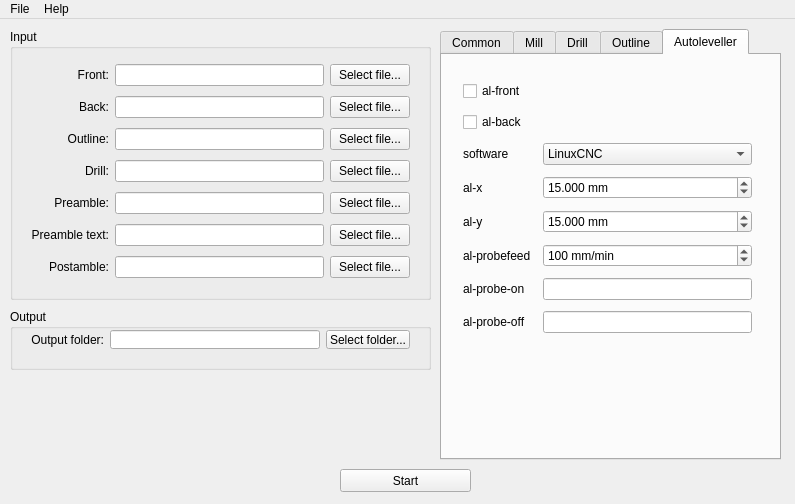
pcb2gcode/pcb2gcodeGUI, file mainwindow.ui: the form before one commit.
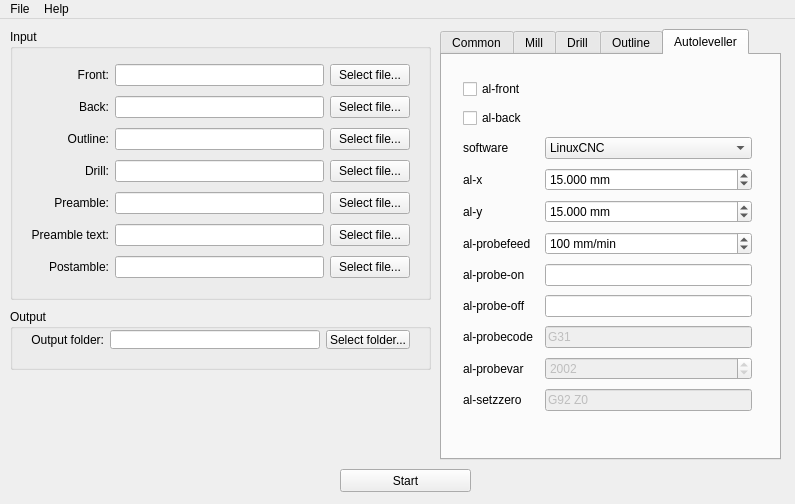
The form after the commit. The open tabs and pages were chosen to show the change.

Commit message: Added custom software command line options  * Replaced "TurboCNC" with "custom" in softwareComboBox  * Added "al-probecode"  * Added "al-probevar"  * Added "al-setzzero"

```diff
--- a/mainwindow.ui
+++ b/mainwindow.ui
@@ -1040,7 +1040,7 @@
         <x>10</x>
         <y>10</y>
         <width>311</width>
-        <height>291</height>
+        <height>371</height>
        </rect>
       </property>
       <layout class="QGridLayout" name="autolevellerGridLayout">
@@ -1063,6 +1063,19 @@
          </property>
         </widget>
        </item>
+       <item row="8" column="0">
+        <widget class="QLabel" name="alprobecodeLabel">
+         <property name="enabled">
+          <bool>true</bool>
+         </property>
+         <property name="toolTip">
+          <string>&lt;html&gt;&lt;head/&gt;&lt;body&gt;&lt;p&gt;custom Z probe code. For example, LinuxCNC uses G38.2 while Mach3, Mach4 and TurboCNC use G31. If unspecified, G31 will be used. This option is relevant only when --software=custom&lt;/p&gt;&lt;/body&gt;&lt;/html&gt;</string>
+         </property>
+         <property name="text">
+          <string>al-probecode</string>
+         </property>
+        </widget>
+       </item>
        <item row="3" column="0">
         <widget class="QLabel" name="alxLabel">
          <property name="toolTip">
@@ -1246,6 +1259,83 @@
          </property>
         </widget>
        </item>
+       <item row="9" column="0">
+        <widget class="QLabel" name="alprobevarLabel">
+         <property name="enabled">
+          <bool>true</bool>
+         </property>
+         <property name="toolTip">
+          <string>&lt;html&gt;&lt;head/&gt;&lt;body&gt;&lt;p&gt;custom Z probe result variable. For example, LinuxCNC uses 5063 while Mach3, Mach4 and TurboCNC use 2002. If unspecified,  2002  will be used. This option is relevant only when --software=custom&lt;/p&gt;&lt;/body&gt;&lt;/html&gt;</string>
+         </property>
+         <property name="text">
+          <string>al-probevar</string>
+         </property>
+        </widget>
+       </item>
+       <item row="10" column="0">
+        <widget class="QLabel" name="alsetzzeroLabel">
+         <property name="enabled">
+          <bool>true</bool>
+         </property>
+         <property name="toolTip">
+          <string>&lt;html&gt;&lt;head/&gt;&lt;body&gt;&lt;p&gt;custom gcode for setting the actual height as the zero of the Z axis. For example, LinuxCNC uses G10 L20 P0 Z0 while Mach3, Mach4 and TurboCNC use G92 Z0. If unspecified, G92 Z0 will be used. This option is relevant only when --software=custom&lt;/p&gt;&lt;/body&gt;&lt;/html&gt;</string>
+         </property>
+         <property name="text">
+          <string>al-setzzero</string>
+         </property>
+        </widget>
+       </item>
+       <item row="8" column="1">
+        <widget class="QLineEdit" name="alprobecodeLineEdit">
+         <property name="enabled">
+          <bool>false</bool>
+         </property>
+         <property name="toolTip">
+          <string>&lt;html&gt;&lt;head/&gt;&lt;body&gt;&lt;p&gt;custom Z probe code. For example, LinuxCNC uses G38.2 while Mach3, Mach4 and TurboCNC use G31. If unspecified, G31 will be used. This option is relevant only when --software=custom&lt;/p&gt;&lt;/body&gt;&lt;/html&gt;</string>
+         </property>
+         <property name="text">
+          <string>G31</string>
+         </property>
+        </widget>
+       </item>
+       <item row="10" column="1">
+        <widget class="QLineEdit" name="alsetzzeroLineEdit">
+         <property name="enabled">
+          <bool>false</bool>
+         </property>
+         <property name="toolTip">
+          <string>&lt;html&gt;&lt;head/&gt;&lt;body&gt;&lt;p&gt;custom gcode for setting the actual height as the zero of the Z axis. For example, LinuxCNC uses G10 L20 P0 Z0 while Mach3, Mach4 and TurboCNC use G92 Z0. If unspecified, G92 Z0 will be used. This option is relevant only when --software=custom&lt;/p&gt;&lt;/body&gt;&lt;/html&gt;</string>
+         </property>
+         <property name="text">
+          <string>G92 Z0</string>
+         </property>
+        </widget>
+       </item>
+       <item row="9" column="1">
+        <widget class="QSpinBox" name="alprobevarSpinBox">
+         <property name="enabled">
+          <bool>false</bool>
+         </property>
+         <property name="toolTip">
+          <string>&lt;html&gt;&lt;head/&gt;&lt;body&gt;&lt;p&gt;custom Z probe result variable. For example, LinuxCNC uses 5063 while Mach3, Mach4 and TurboCNC use 2002. If unspecified,  2002  will be used. This option is relevant only when --software=custom&lt;/p&gt;&lt;/body&gt;&lt;/html&gt;</string>
+         </property>
+         <property name="suffix">
+          <string/>
+         </property>
+         <property name="prefix">
+          <string/>
+         </property>
+         <property name="minimum">
+          <number>1</number>
+         </property>
+         <property name="maximum">
+          <number>100000</number>
+         </property>
+         <property name="value">
+          <number>2002</number>
+         </property>
+        </widget>
+       </item>
       </layout>
      </widget>
     </widget>
```
Left out of the diff: 14 changed lines with no effect on the pictures. The commit also changes 2 other files.
